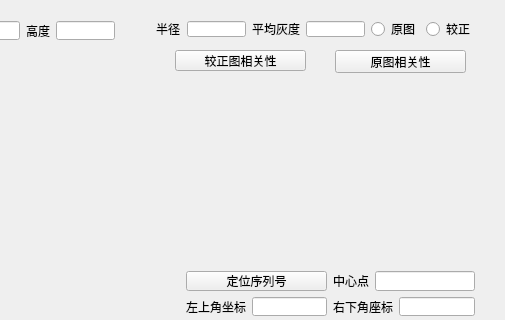
Qt form 02/Widget_pos1031/widget.ui (wzonline1982/QTcode) before a commit; both pictures show x 645 to 1150 and y 0 to 320 of the 1150 by 600 pixel window.
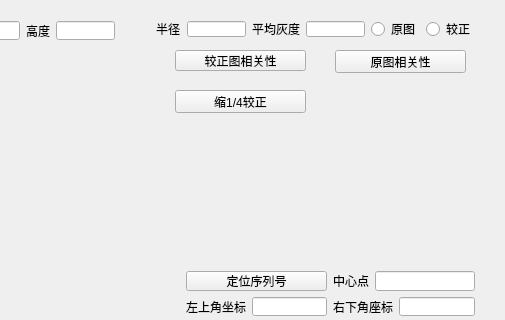
The same form after that commit.

The edit to the form file:
```diff
--- a/02/Widget_pos1031/widget.ui
+++ b/02/Widget_pos1031/widget.ui
@@ -240,6 +240,19 @@
     <string>识别序列号</string>
    </property>
   </widget>
+  <widget class="QPushButton" name="pushButton_8">
+   <property name="geometry">
+    <rect>
+     <x>820</x>
+     <y>90</y>
+     <width>131</width>
+     <height>23</height>
+    </rect>
+   </property>
+   <property name="text">
+    <string>缩1/4较正</string>
+   </property>
+  </widget>
  </widget>
  <layoutdefault spacing="6" margin="11"/>
  <resources/>
```
